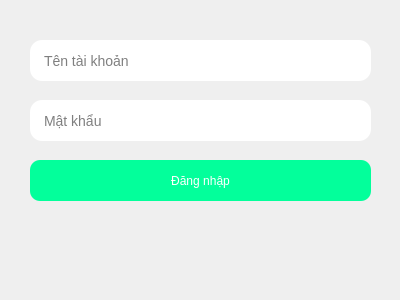
Qt form signin.ui (duydvu/Library) before a commit.
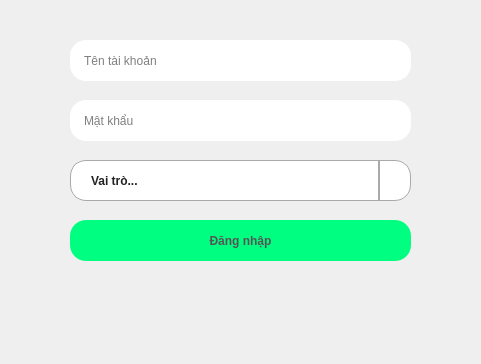
The same form after that commit. Icons and pictures are not drawn.

Commit message:
Add User and role class
Add User class and role class,
modify front-end,

The edit to the form file:
```diff
--- a/signin.ui
+++ b/signin.ui
@@ -6,8 +6,8 @@
    <rect>
     <x>0</x>
     <y>0</y>
-    <width>400</width>
-    <height>300</height>
+    <width>481</width>
+    <height>364</height>
    </rect>
   </property>
   <property name="windowTitle">
@@ -16,7 +16,7 @@
   <widget class="QLineEdit" name="AccountEdit">
    <property name="geometry">
     <rect>
-     <x>30</x>
+     <x>70</x>
      <y>40</y>
      <width>341</width>
      <height>41</height>
@@ -24,10 +24,10 @@
    </property>
    <property name="styleSheet">
     <string notr="true">border-width: 0px;
-border-radius: 12px;
+border-radius: 16px;
 background-color: white;
 padding-left: 12px;
-font-size: 14px;</string>
+font: 15pt &quot;Myriad Pro Cond&quot;;</string>
    </property>
    <property name="placeholderText">
     <string>Tên tài khoản</string>
@@ -36,7 +36,7 @@
   <widget class="QLineEdit" name="PasswordEdit">
    <property name="geometry">
     <rect>
-     <x>30</x>
+     <x>70</x>
      <y>100</y>
      <width>341</width>
      <height>41</height>
@@ -44,10 +44,10 @@
    </property>
    <property name="styleSheet">
     <string notr="true">border-width: 0px;
-border-radius: 12px;
+border-radius: 16px;
 background-color: white;
 padding-left: 12px;
-font-size: 14px</string>
+font: 15pt &quot;Myriad Pro Cond&quot;;</string>
    </property>
    <property name="echoMode">
     <enum>QLineEdit::Password</enum>
@@ -59,8 +59,8 @@
   <widget class="QPushButton" name="LogInButton">
    <property name="geometry">
     <rect>
-     <x>30</x>
-     <y>160</y>
+     <x>70</x>
+     <y>220</y>
      <width>341</width>
      <height>41</height>
     </rect>
@@ -69,11 +69,12 @@
     <string notr="true">#LogInButton 
 {
 	border-width: 0px;
-	border-radius: 10px;
-	font: 63 12pt &quot;Myriad Pro Light&quot;;
-	background-color: #03FF9B;
-	color: white;
+	border-radius: 16px;
+	font: 15pt &quot;Myriad Pro Cond&quot;;
+	background: #00ff80;
+	color: #555;
 	outline: none;
+	font-weight: bold;
 }
 #LogInButton:hover 
 {
@@ -93,8 +94,8 @@
   <widget class="QLabel" name="ResultLabel">
    <property name="geometry">
     <rect>
-     <x>30</x>
-     <y>220</y>
+     <x>70</x>
+     <y>290</y>
      <width>341</width>
      <height>41</height>
     </rect>
@@ -110,6 +111,91 @@
     <set>Qt::AlignCenter</set>
    </property>
   </widget>
+  <widget class="QComboBox" name="RoleComboBox">
+   <property name="geometry">
+    <rect>
+     <x>70</x>
+     <y>160</y>
+     <width>341</width>
+     <height>41</height>
+    </rect>
+   </property>
+   <property name="cursor">
+    <cursorShape>PointingHandCursor</cursorShape>
+   </property>
+   <property name="styleSheet">
+    <string notr="true">#RoleComboBox 
+{
+	border: 1px solid darkgray;
+	border-radius: 16px;
+	font: 15pt &quot;Myriad Pro Cond&quot;;
+	color: #222;
+	outline: none;
+	padding-left: 20px;
+	font-weight: bold;
+}
+#RoleComboBox:!editable, #RoleComboBox::drop-down:editable {
+     background: qlineargradient(x1: 0, y1: 0, x2: 0, y2: 1,
+                                stop: 0 #eee, stop: 0.4 #ddd,
+                                stop: 0.5 #d8d8d8, stop: 1.0 #ddd);
+}
+#RoleComboBox:!editable:on, #RoleComboBox::drop-down:editable:on {
+    background: qlineargradient(x1: 0, y1: 0, x2: 0, y2: 1,
+                                stop: 0 #e9e9e9, stop: 0.4 #D8D8D8,
+                                stop: 0.5 #DDDDDD, stop: 1.0 #e9e9e9);
+	outline: none;
+}
+
+#RoleComboBox:on {
+    padding-top: 3px;
+    padding-left: 20px;
+}
+
+#RoleComboBox::drop-down {
+    subcontrol-origin: padding;
+    subcontrol-position: top right;
+    width: 30px;
+   	border-left: 2px solid darkgray;
+}
+#RoleComboBox::down-arrow {
+    image: url(images/drop_down.png);
+}
+
+#RoleComboBox::down-arrow:on { 
+    top: 1px;
+}
+
+QComboBox QAbstractItemView
+{
+    border: 1px solid darkgray;
+    color: black;
+    selection-background-color: QLinearGradient( x1: 0, y1: 0, x2: 0, y2: 1, stop: 0 #111, stop: 1 #555);
+	background: white;
+	outline: none;
+	padding-left: 20px;
+}</string>
+   </property>
+   <item>
+    <property name="text">
+     <string>Vai trò...</string>
+    </property>
+   </item>
+   <item>
+    <property name="text">
+     <string>Độc giả</string>
+    </property>
+   </item>
+   <item>
+    <property name="text">
+     <string>Thủ thư</string>
+    </property>
+   </item>
+   <item>
+    <property name="text">
+     <string>Admin</string>
+    </property>
+   </item>
+  </widget>
  </widget>
  <resources/>
  <connections/>
```
Left out of the diff: 6 changed lines with no effect on the pictures. The commit also changes 38 other files.
